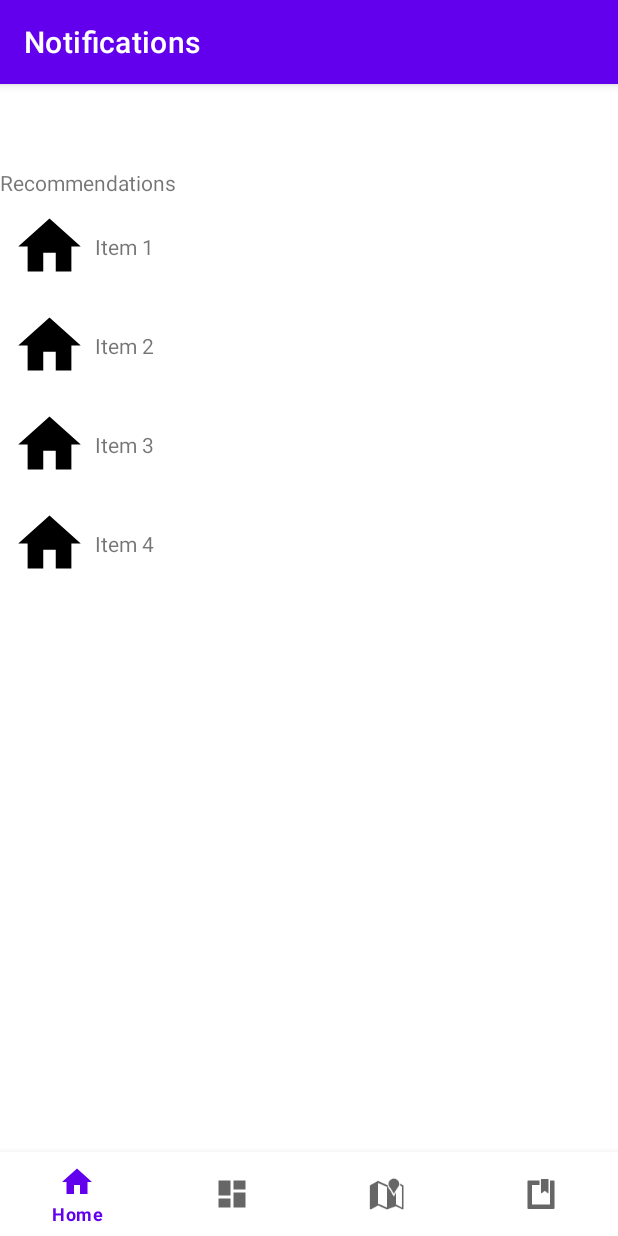
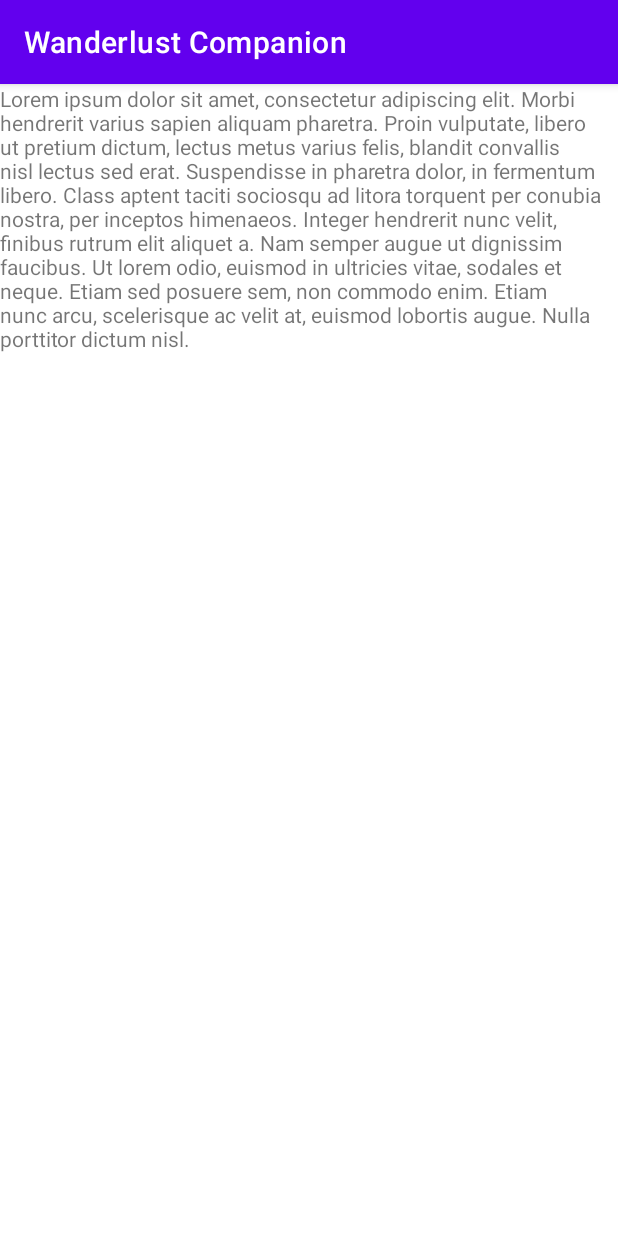
Before and after one commit to zumbamel06/WanderLust, an Android app: the NotificationsFragment screen opened through its navigation route, after a tap on an icon or button, on a phone screen of 412 x 824 dp. Run offline under Robolectric (Android 15) with nearby library versions, the phone set to English and light mode, and no system bars; our stand-ins replace navigation-ui.

Commit message:
Fixed showing content on click. Simplified the approach as ran out of time.

```diff
--- a/app/src/main/AndroidManifest.xml
+++ b/app/src/main/AndroidManifest.xml
@@ -12,7 +12,9 @@
         android:supportsRtl="true"
         android:theme="@style/Theme.WanderlustCompanion"
         tools:targetApi="31">
-
+        <activity
+            android:name=".ContentDisplay"
+            android:exported="false" />
         <!--
              TODO: Before you run your application, you need a Google Maps API key.
 
--- /dev/null
+++ b/app/src/main/java/com/wanderlab/wanderlustcompanion/ContentDisplay.kt
@@ -0,0 +1,21 @@
+package com.wanderlab.wanderlustcompanion
+
+import androidx.appcompat.app.AppCompatActivity
+import android.os.Bundle
+import android.widget.TextView
+
+class ContentDisplay : AppCompatActivity() {
+    override fun onCreate(savedInstanceState: Bundle?) {
+        super.onCreate(savedInstanceState)
+        setContentView(R.layout.activity_content_display)
+
+        val position = intent.getStringExtra("position")
+        val data = intent.getStringExtra("data")
+        val content_text: TextView = findViewById(R.id.content_display_text_view)
+
+        val StringArray: Array<String> = resources.getStringArray(R.array.list_of_list)
+        val index_value = StringArray.indexOf(data)
+        val contentArray: Array<String> = resources.getStringArray(R.array.content_of_list)
+        content_text.text = contentArray[index_value]
+    }
+}
--- a/app/src/main/java/com/wanderlab/wanderlustcompanion/ui/notifications/NotificationsFragment.kt
+++ b/app/src/main/java/com/wanderlab/wanderlustcompanion/ui/notifications/NotificationsFragment.kt
@@ -1,5 +1,6 @@
 package com.wanderlab.wanderlustcompanion.ui.notifications
 
+import android.content.Intent
 import android.os.Bundle
 import android.view.LayoutInflater
 import android.view.View
@@ -10,6 +11,7 @@ import androidx.fragment.app.Fragment
 import androidx.lifecycle.ViewModelProvider
 import androidx.recyclerview.widget.LinearLayoutManager
 import androidx.recyclerview.widget.RecyclerView
+import com.wanderlab.wanderlustcompanion.ContentDisplay
 import com.wanderlab.wanderlustcompanion.R
 import com.wanderlab.wanderlustcompanion.WanderListAdapter
 import com.wanderlab.wanderlustcompanion.data.model.MyWAnderListData
@@ -24,15 +26,11 @@ class NotificationsFragment : Fragment(), WanderListAdapter.ItemClickListener{
     private val binding get() = _binding!!
     override fun onItemClick(position: Int, data:MyWAnderListData) {
         Toast.makeText(activity, "TEST: " + position, Toast.LENGTH_SHORT).show()
-        /*
-        val displayname = intent.getStringExtra("login_name")
-        val food_genere = intent.getStringExtra("food_genre")
-        val intent_pass = Intent(this, ContentDisplayActivity::class.java)
-        intent_pass.putExtra("login_name", displayname)
-        intent_pass.putExtra("food_genre", food_genere)
+
+        val intent_pass = Intent(activity, ContentDisplay::class.java)
         intent_pass.putExtra("position", position)
         intent_pass.putExtra("data", data.titleLine)
-        startActivity(intent_pass)*/
+        startActivity(intent_pass)
     }
 
     override fun onLongClick(position: Int, data: MyWAnderListData) {
--- /dev/null
+++ b/app/src/main/res/layout/activity_content_display.xml
@@ -0,0 +1,22 @@
+<?xml version="1.0" encoding="utf-8"?>
+<androidx.constraintlayout.widget.ConstraintLayout xmlns:android="http://schemas.android.com/apk/res/android"
+    xmlns:app="http://schemas.android.com/apk/res-auto"
+    xmlns:tools="http://schemas.android.com/tools"
+    android:layout_width="match_parent"
+    android:layout_height="match_parent"
+    tools:context=".ContentDisplay">
+    <LinearLayout
+        android:layout_width="match_parent"
+        android:layout_height="match_parent"
+        android:orientation="vertical">
+
+        <TextView
+            android:id="@+id/content_display_text_view"
+            android:layout_width="match_parent"
+            android:layout_height="wrap_content"
+            android:minLines="4"
+            android:singleLine="false"
+            android:text="TextView" />
+    </LinearLayout>
+
+</androidx.constraintlayout.widget.ConstraintLayout>
```
